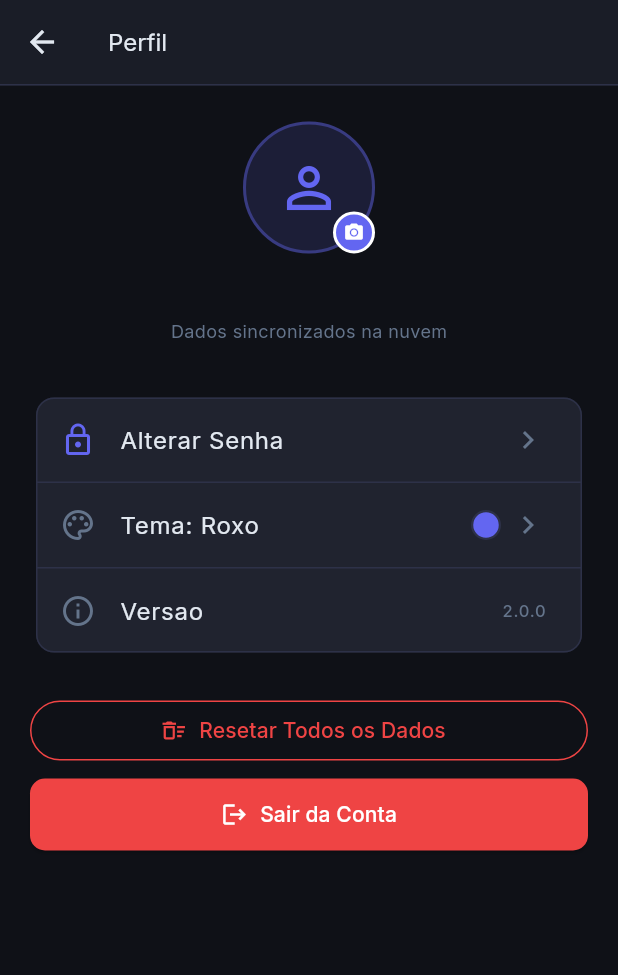
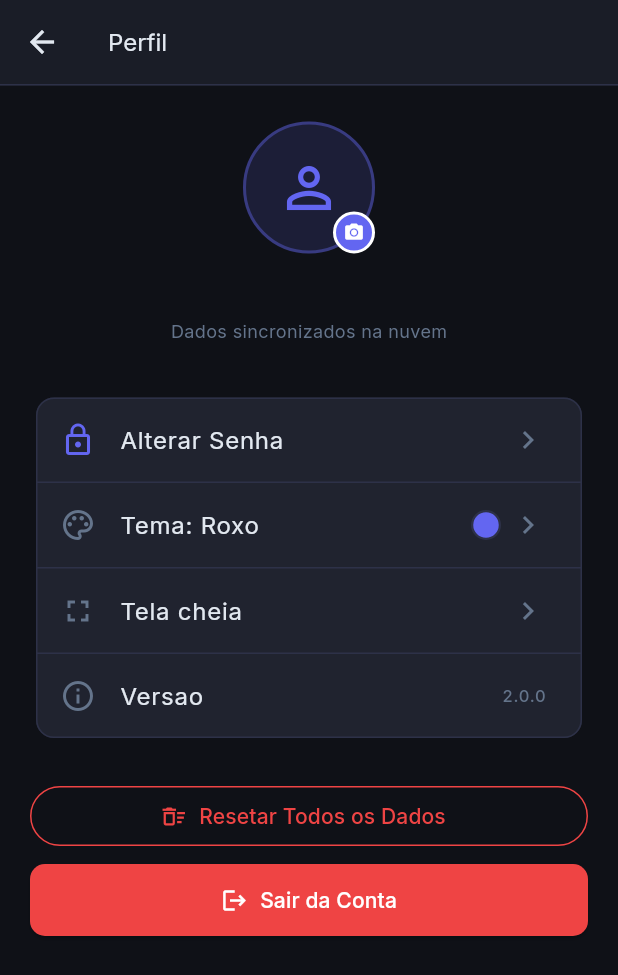
Before and after one commit to adriansodr3/financas-flutter, a Flutter app: the ProfileScreen screen opened directly, on a phone screen of 412 x 824 dp. Shown: the top 975 px of the screen. Run offline on Flutter 3.47's test engine with Material 3 defaults, Android fonts, the phone set to English and light mode, and no system bars; our stand-ins replace fl_chart, google_fonts, image_picker, shared_preferences, supabase_flutter; missing offline and left inert: dart:html; accounts and stored records are empty; network calls fail.

Commit message:
feat: opção de tela cheia na tela de Perfil
- Adiciona lib/utils/fullscreen.dart com import condicional
  (dart:html em web, stub vazio em nativo)
- ListTile "Tela cheia / Sair da tela cheia" no card de Ações
  com ícone fullscreen/fullscreen_exit que alterna conforme estado real
- Listener em onFullscreenChange para sincronizar quando usuário
  sai da tela cheia pelo Esc ou gesto do browser

Co-Authored-By: Claude Sonnet 4.6 <noreply@anthropic.com>
Claude-Session: https://claude.ai/code/session_01PErTWW2ZrQy883kmugPatV

```diff
--- a/lib/screens/extra_screens.dart
+++ b/lib/screens/extra_screens.dart
@@ -4,6 +4,7 @@ import 'package:supabase_flutter/supabase_flutter.dart';
 import 'package:image_picker/image_picker.dart';
 import 'admin_screen.dart';
 import '../main.dart' show themeNotifier, setTheme;
+import '../utils/fullscreen.dart';
 import '../models/models.dart';
 import '../services/db.dart';
 import '../theme.dart';
@@ -1176,11 +1177,23 @@ class ProfileScreenState extends State<ProfileScreen> {
   String get _email => _sb.auth.currentUser?.email ?? '—';
   String? _avatarUrl;
   bool _uploadingAvatar = false;
+  bool _isFullscreen = false;
+  late final _fsSub = onFullscreenChange.listen((v) {
+    if (mounted) setState(() => _isFullscreen = v);
+  });
 
   @override
   void initState() {
     super.initState();
+    _isFullscreen = isFullscreen;
+    _fsSub; // inicia o listener
     _loadAvatar();
+  }
+
+  @override
+  void dispose() {
+    _fsSub.cancel();
+    super.dispose();
   }
 
   Future<void> _loadAvatar() async {
@@ -1516,6 +1529,16 @@ class ProfileScreenState extends State<ProfileScreen> {
         ),
         const Divider(height: 1, color: kBorder),
         ListTile(
+          leading: Icon(
+            _isFullscreen ? Icons.fullscreen_exit : Icons.fullscreen,
+            color: kMuted,
+          ),
+          title: Text(_isFullscreen ? 'Sair da tela cheia' : 'Tela cheia'),
+          trailing: const Icon(Icons.chevron_right, color: kMuted),
+          onTap: () { toggleFullscreen(); setState(() => _isFullscreen = !_isFullscreen); },
+        ),
+        const Divider(height: 1, color: kBorder),
+        ListTile(
           leading: const Icon(Icons.info_outline, color: kMuted),
           title: const Text('Versao', style: TextStyle()),
           trailing: const Text('2.0.0', style: TextStyle(color: kMuted)),
--- /dev/null
+++ b/lib/utils/fullscreen.dart
@@ -0,0 +1,2 @@
+export 'fullscreen_stub.dart'
+    if (dart.library.html) 'fullscreen_web.dart';
--- /dev/null
+++ b/lib/utils/fullscreen_stub.dart
@@ -0,0 +1,4 @@
+// Stub para compilação nativa (Android/iOS)
+bool get isFullscreen => false;
+void toggleFullscreen() {}
+Stream<bool> get onFullscreenChange => const Stream.empty();
```
Also changed, not shown: lib/utils/fullscreen_web.dart (added, +15 -0 lines).
